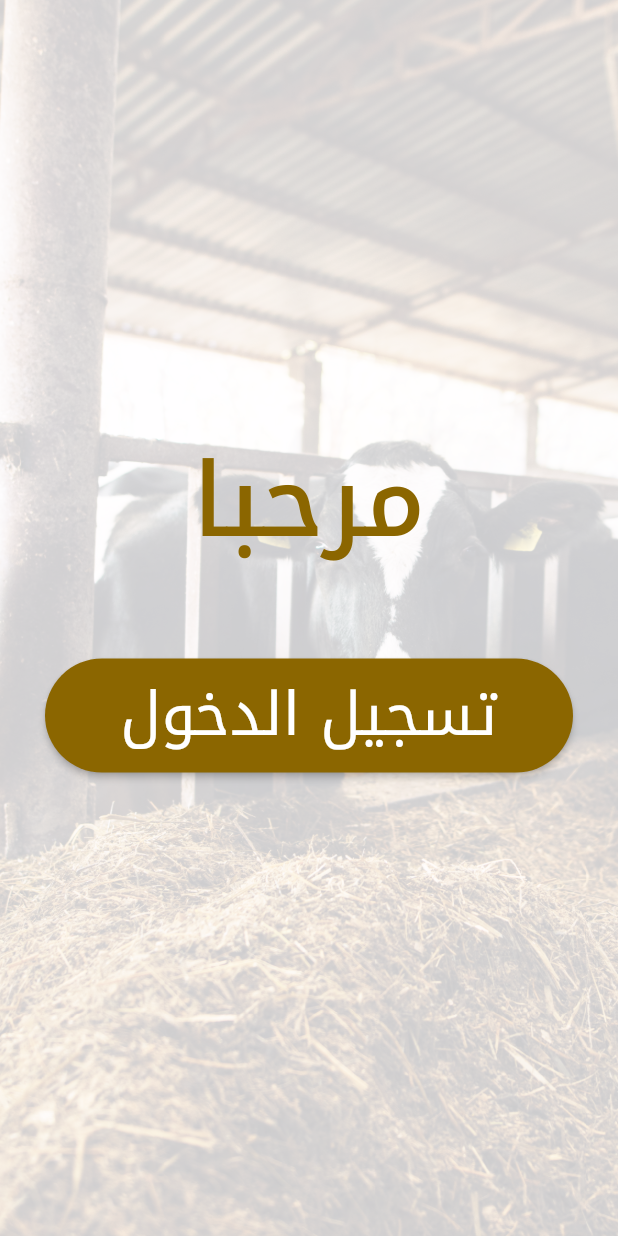
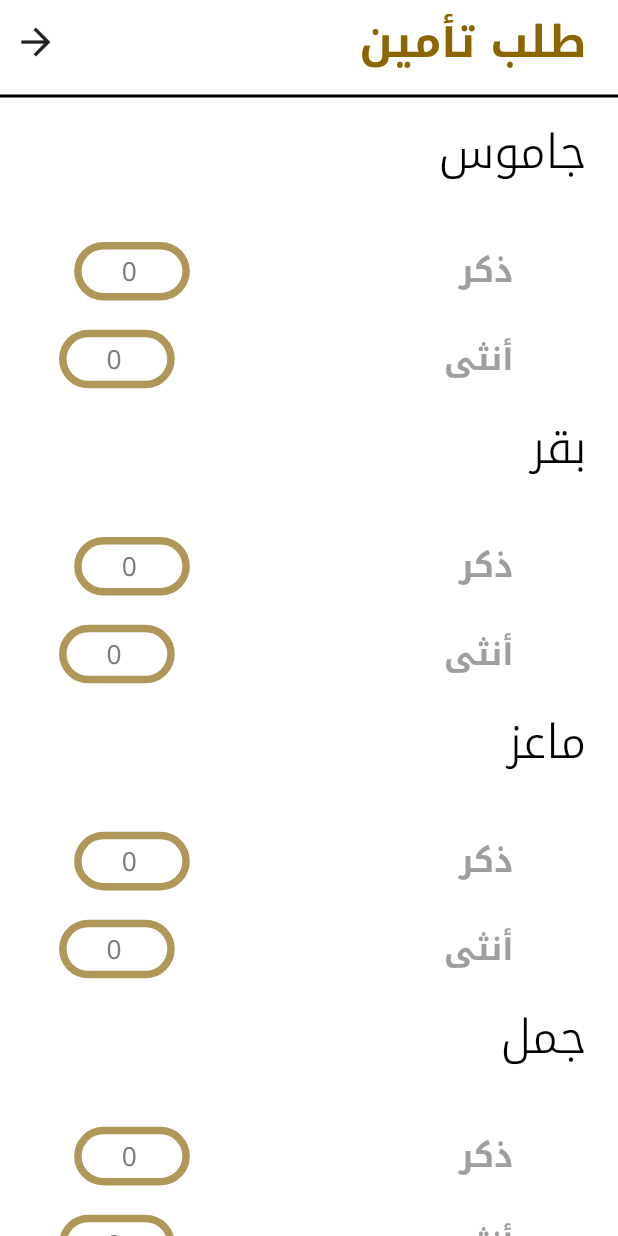
Before and after one commit to AhmedAbdulla1/El_mat7en, a Flutter app: the screen it shows after launch, on a phone screen of 412 x 824 dp. Run offline on Flutter 3.47's test engine with Material 2 defaults, Android fonts, the light colour scheme and no system bars; our stand-ins replace dartz, dio, flutter_screenutil, freezed_annotation, get_it, image_picker and 5 more; missing offline and left inert: multiple_stream_builder.

Commit message:
finish feed insurance requists

```diff
--- /dev/null
+++ b/lib/feed_insurance_request/feed_insurance_request.dart
@@ -0,0 +1,88 @@
+import 'package:flutter/cupertino.dart';
+import 'package:flutter/material.dart';
+import 'package:flutter_screenutil/flutter_screenutil.dart';
+import 'package:tanta_app/feed_insurance_request/widgets/custom_kind_count.dart';
+import 'package:tanta_app/presentation/common/reusable/custom_button.dart';
+import 'package:tanta_app/presentation/feed_form/widgets/custom_text_form_filed.dart';
+import 'package:tanta_app/presentation/feed_states/widgets/custom_app_bar.dart';
+
+class FeedInsuranceRequest extends StatefulWidget {
+  const FeedInsuranceRequest({super.key});
+
+  @override
+  State<FeedInsuranceRequest> createState() => _FeedInsuranceRequestState();
+}
+
+class _FeedInsuranceRequestState extends State<FeedInsuranceRequest> {
+  final TextEditingController maleCowController = TextEditingController();
+  final TextEditingController femaleCowController = TextEditingController();
+  final TextEditingController maleBuffaloController = TextEditingController();
+  final TextEditingController femaleBuffaloController = TextEditingController();
+  final TextEditingController maleGoatController = TextEditingController();
+  final TextEditingController femaleGoatController = TextEditingController();
+  final TextEditingController maleCamelController = TextEditingController();
+  final TextEditingController femaleCamelController = TextEditingController();
+  final TextEditingController addressController = TextEditingController();
+  @override
+  void dispose() {
+    maleCowController.dispose();
+    femaleCowController.dispose();
+    maleBuffaloController.dispose();
+    femaleBuffaloController.dispose();
+    maleGoatController.dispose();
+    femaleGoatController.dispose();
+    maleCamelController.dispose();
+    femaleCamelController.dispose();
+    addressController.dispose();
+    super.dispose();
+  }
+
+  @override
+  Widget build(BuildContext context) {
+    return Scaffold(
+      body: ListView(
+        children: [
+          const CustomAppBar(title: 'طلب تأمين'),
+          const Divider(
+            color: Colors.black,
+            thickness: 2,
+          ),
+          CustomKindCount(
+            title: 'جاموس',
+            male: maleBuffaloController,
+            female: femaleBuffaloController,
+          ),
+          CustomKindCount(
+            title: 'بقر',
+            male: maleCowController,
+            female: femaleCowController,
+          ),
+          CustomKindCount(
+            title: 'ماعز',
+            male: maleGoatController,
+            female: femaleGoatController,
+          ),
+          CustomKindCount(
+            title: 'جمل',
+            male: maleCamelController,
+            female: femaleCamelController,
+          ),
+          Padding(
+            padding: const EdgeInsets.all(16.0),
+            child: CustomTextFormFiled(
+              hintText: 'العنوان',
+              textEditingController: addressController,
+            ),
+          ),
+          customElevatedButtonWithoutStream(
+            onPressed: () {},
+            text: 'تقديم طلب',
+          ),
+          SizedBox(
+            height: 76.h,
+          ),
+        ],
+      ),
+    );
+  }
+}
--- /dev/null
+++ b/lib/feed_insurance_request/widgets/custom_gender_count.dart
@@ -0,0 +1,44 @@
+import 'package:flutter/material.dart';
+import 'package:flutter_screenutil/flutter_screenutil.dart';
+import 'package:tanta_app/presentation/feed_form/widgets/custom_text_form_filed.dart';
+import 'package:tanta_app/presentation/resources/font_manager.dart';
+
+class CustomGenderCount extends StatelessWidget {
+  const CustomGenderCount({
+    super.key,
+    required this.gender,
+    required this.genderController,
+  });
+  final String gender;
+  final TextEditingController genderController;
+  @override
+  Widget build(BuildContext context) {
+    return Row(
+      textDirection: TextDirection.rtl,
+      children: [
+        SizedBox(
+          width: 46.w,
+        ),
+        Text(
+          gender,
+          style: TextStyle(
+            color: Colors.grey,
+            fontSize: FontSize.s22,
+            fontWeight: FontWeight.bold,
+          ),
+        ),
+        SizedBox(
+          width: 170.w,
+        ),
+        SizedBox(
+          width: 73.w,
+          height: 60.h,
+          child: CustomTextFormFiled(
+            hintText: '0',
+            textEditingController: genderController,
+          ),
+        ),
+      ],
+    );
+  }
+}
--- /dev/null
+++ b/lib/feed_insurance_request/widgets/custom_kind_count.dart
@@ -0,0 +1,40 @@
+import 'package:flutter/material.dart';
+import 'package:flutter_screenutil/flutter_screenutil.dart';
+import 'package:tanta_app/feed_insurance_request/widgets/custom_gender_count.dart';
+import 'package:tanta_app/presentation/resources/font_manager.dart';
+
+class CustomKindCount extends StatelessWidget {
+  const CustomKindCount({
+    super.key,
+    required this.title, required this.male, required this.female,
+  });
+  final String title;
+  final TextEditingController male, female;
+  @override
+  Widget build(BuildContext context) {
+    return Padding(
+      padding: EdgeInsets.only(right: 20.0.w),
+      child: Column(
+        crossAxisAlignment: CrossAxisAlignment.start,
+        textDirection: TextDirection.rtl,
+        children: [
+          Text(
+            title,
+            style: TextStyle(fontSize: FontSize.s32, color: Colors.black),
+          ),
+          SizedBox(
+            height: 21.h,
+          ),
+          CustomGenderCount(
+            genderController: male,
+            gender: 'ذكر',
+          ),
+          CustomGenderCount(
+            genderController: female,
+            gender: 'أنثى',
+          ),
+        ],
+      ),
+    );
+  }
+}
--- a/lib/presentation/feed_form/widgets/custom_text_form_filed.dart
+++ b/lib/presentation/feed_form/widgets/custom_text_form_filed.dart
@@ -39,6 +39,7 @@ class CustomTextFormFiled extends StatelessWidget {
             fontSize: FontSize.s18,
             color: const Color(0xff7D7D7D),
           ),
+          contentPadding: EdgeInsets.only(left: 30.w),
         ),
       ),
     );
--- a/lib/presentation/resources/font_manager.dart
+++ b/lib/presentation/resources/font_manager.dart
@@ -27,6 +27,7 @@ class FontSize {
   static  double s22 = 22.0.sp;
   static  double s24 = 24.0.sp;
   static  double s25 = 25.0.sp;
+  static  double s32 = 32.0.sp;
   static  double s40 = 40.0.sp;
   static  double s48 = 48.0.sp;
   static  double s70 = 70.0.sp;
--- a/lib/presentation/splash_screen/splash_view.dart
+++ b/lib/presentation/splash_screen/splash_view.dart
@@ -4,10 +4,10 @@ import 'package:flutter/material.dart';
 import 'package:flutter_screenutil/flutter_screenutil.dart';
 import 'package:tanta_app/app/app_prefs.dart';
 import 'package:tanta_app/app/di.dart';
+import 'package:tanta_app/feed_insurance_request/feed_insurance_request.dart';
 import 'package:tanta_app/presentation/administrative/administrative.dart';
 import 'package:tanta_app/presentation/common/reusable/custom_scaffold.dart';
 import 'package:tanta_app/presentation/feed_form/feed_form.dart';
-
 
 import 'package:tanta_app/presentation/login_screen/view/login_view.dart';
 
@@ -35,7 +35,13 @@ class _SplashViewState extends State<SplashView> {
         seconds: AppConstant.timer,
       ),
       () {
-        Navigator.pushReplacementNamed(context,Routes.helloScreen);
+        // Navigator.pushReplacementNamed(context,Routes.helloScreen);
+        Navigator.push(
+          context,
+          MaterialPageRoute(
+            builder: (context) => const FeedInsuranceRequest(),
+          ),
+        );
       },
     );
   }
```
